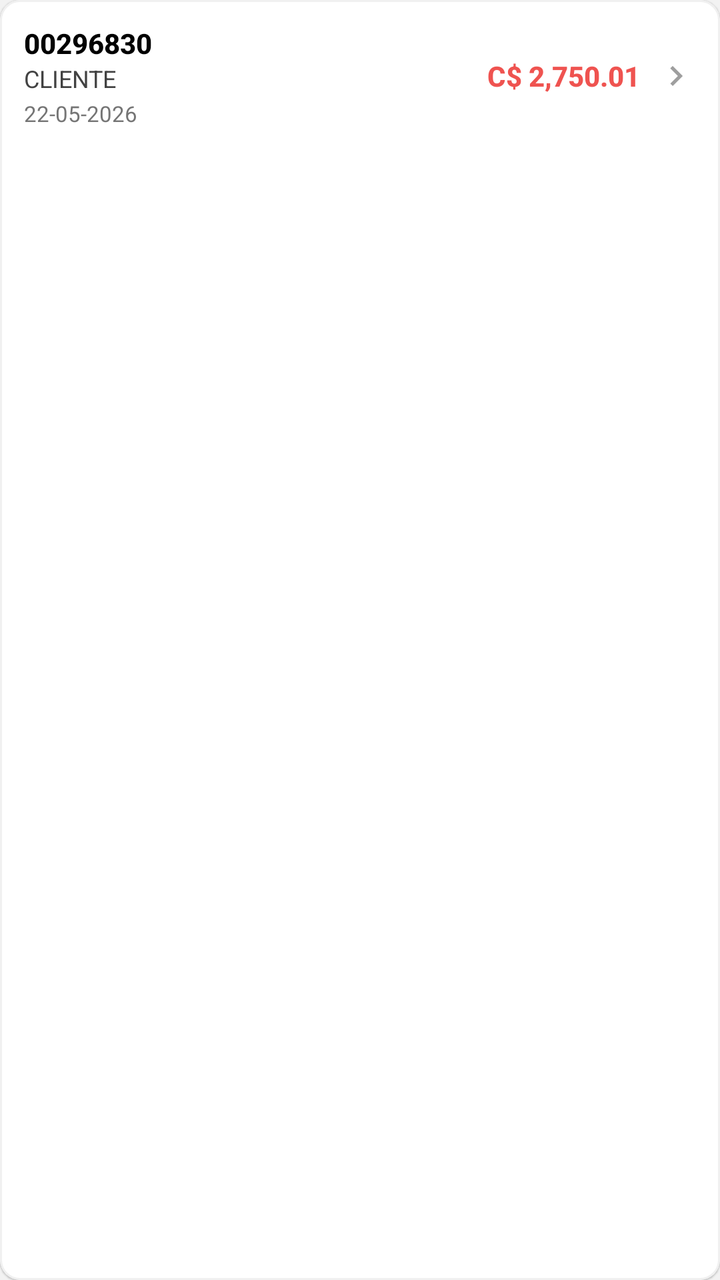
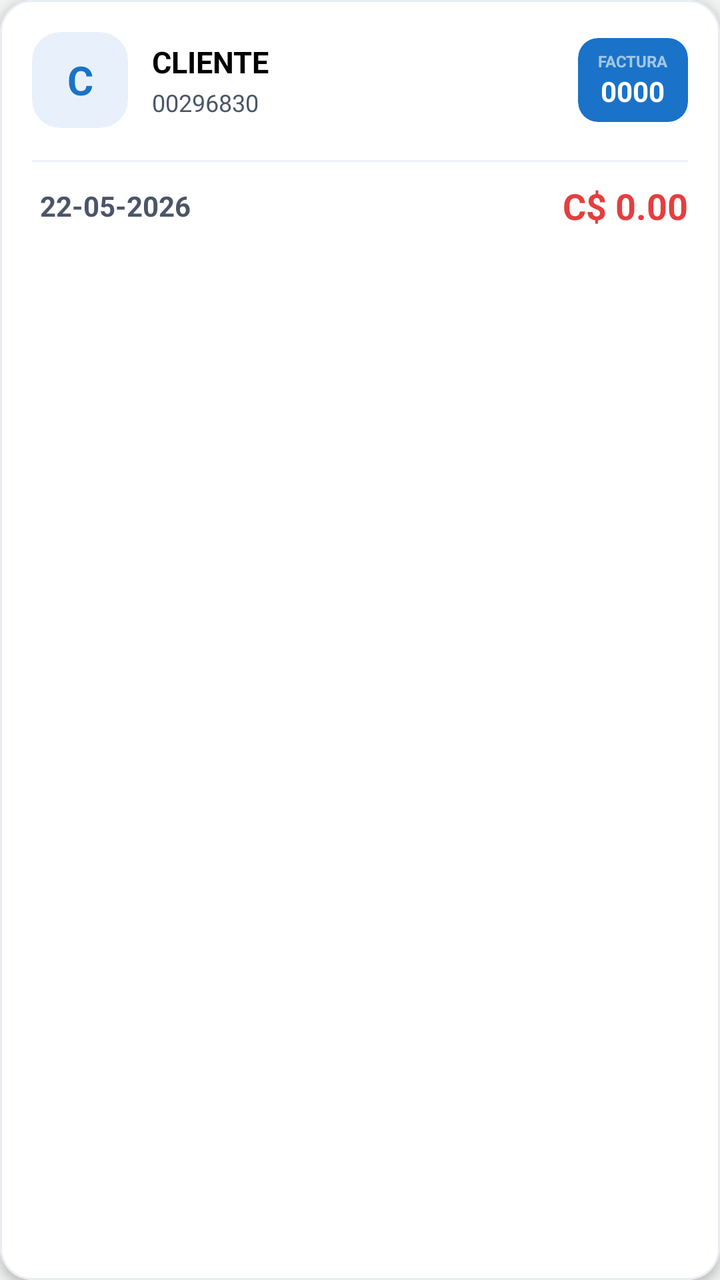

Compare the two renders of this Android layout. The source of the first and the diff that turns it into the second are given below.
<!-- AndroidManifest.xml: application theme Theme.GMV -->
<!-- res/layout/item_reporte_factura.xml -->
<?xml version="1.0" encoding="utf-8"?>
<com.google.android.material.card.MaterialCardView
    xmlns:android="http://schemas.android.com/apk/res/android"
    xmlns:app="http://schemas.android.com/apk/res-auto"
    android:layout_width="match_parent"
    android:layout_height="wrap_content"
    android:layout_marginBottom="6dp"
    android:clickable="true"
    android:focusable="true"
    android:foreground="?attr/selectableItemBackground"
    app:cardBackgroundColor="@android:color/white"
    app:cardCornerRadius="10dp"
    app:cardElevation="0.5dp"
    app:strokeColor="@color/grey_10"
    app:strokeWidth="1dp">

    <LinearLayout
        android:layout_width="match_parent"
        android:layout_height="wrap_content"
        android:gravity="center_vertical"
        android:orientation="horizontal"
        android:padding="12dp">

        <LinearLayout
            android:layout_width="0dp"
            android:layout_height="wrap_content"
            android:layout_weight="1"
            android:orientation="vertical">

            <TextView
                android:id="@+id/tv_factura_numero"
                android:layout_width="wrap_content"
                android:layout_height="wrap_content"
                android:fontFamily="sans-serif-medium"
                android:text="00296830"
                android:textColor="@color/black"
                android:textSize="14sp"
                android:textStyle="bold" />

            <TextView
                android:id="@+id/tv_factura_cliente"
                android:layout_width="wrap_content"
                android:layout_height="wrap_content"
                android:ellipsize="end"
                android:maxLines="1"
                android:text="CLIENTE"
                android:textColor="@color/grey_80"
                android:textSize="12sp" />

            <TextView
                android:id="@+id/tv_factura_fecha"
                android:layout_width="wrap_content"
                android:layout_height="wrap_content"
                android:layout_marginTop="2dp"
                android:text="22-05-2026"
                android:textColor="@color/grey_60"
                android:textSize="11sp" />

        </LinearLayout>

        <TextView
            android:id="@+id/tv_factura_total"
            android:layout_width="wrap_content"
            android:layout_height="wrap_content"
            android:fontFamily="sans-serif-medium"
            android:text="C$ 2,750.01"
            android:textColor="@color/red"
            android:textSize="14sp"
            android:textStyle="bold" />

        <ImageView
            android:layout_width="20dp"
            android:layout_height="20dp"
            android:layout_marginStart="8dp"
            android:tint="@color/grey_40"
            app:srcCompat="@drawable/ic_arrow_right" />

    </LinearLayout>

</com.google.android.material.card.MaterialCardView>
<!-- resources referenced by this layout -->
<resources>
  <color name="black">#000000</color>
  <color name="grey_10">#F0F0F0</color>
  <color name="grey_40">#9E9E9E</color>
  <color name="grey_60">#757575</color>
  <color name="grey_80">#424242</color>
  <color name="red">#EF5350</color>
  <!-- drawable ic_arrow_right (drawable) -->
  <?xml version="1.0" encoding="utf-8"?>
  <vector xmlns:android="http://schemas.android.com/apk/res/android"
      android:width="24dp" android:height="24dp"
      android:viewportWidth="24" android:viewportHeight="24"
      android:tint="#9E9E9E">
      <path android:fillColor="@android:color/white"
          android:pathData="M10,6L8.59,7.41 13.17,12l-4.58,4.59L10,18l6,-6z" />
  </vector>
  <style name="Theme.GMV" parent="Base.Theme.GMV" />
  <color name="primary">#337AB7</color>
  <color name="on_primary">#FFFFFF</color>
  <color name="primary_container">#D6E4F0</color>
  <color name="on_primary_container">#1A3A5C</color>
  <color name="secondary">#3A539B</color>
  <color name="on_secondary">#FFFFFF</color>
  <color name="secondary_container">#D6DCE8</color>
  <color name="on_secondary_container">#1C2A5C</color>
  <color name="tertiary">#7E57C2</color>
  <color name="on_tertiary">#FFFFFF</color>
  <color name="tertiary_container">#EDE7F6</color>
  <color name="on_tertiary_container">#311B92</color>
  <color name="error">#EF5350</color>
  <color name="on_error">#FFFFFF</color>
  <color name="error_container">#FFEBEE</color>
  <color name="on_error_container">#B71C1C</color>
  <color name="background">#F2F2F2</color>
  <color name="on_background">#000000</color>
  <color name="surface">#E7E7E7</color>
  <color name="on_surface">#000000</color>
  <color name="surface_variant">#D4D4D4</color>
  <color name="on_surface_variant">#535353</color>
  <color name="outline">#B0BEC5</color>
  <color name="outline_variant">#CFD8DC</color>
  <style name="TextAppearance.M3.DisplaySmall">
          <item name="android:textSize">36sp</item>
          <item name="android:letterSpacing">0</item>
          <item name="android:lineHeight">44sp</item>
          <item name="android:fontFamily">sans-serif</item>
      </style>
  <style name="TextAppearance.M3.HeadlineLarge">
          <item name="android:textSize">32sp</item>
          <item name="android:letterSpacing">0</item>
          <item name="android:lineHeight">40sp</item>
          <item name="android:fontFamily">sans-serif</item>
      </style>
  <style name="TextAppearance.M3.HeadlineSmall">
          <item name="android:textSize">24sp</item>
          <item name="android:letterSpacing">0</item>
          <item name="android:lineHeight">32sp</item>
          <item name="android:fontFamily">sans-serif</item>
      </style>
  <style name="TextAppearance.M3.TitleLarge">
          <item name="android:textSize">22sp</item>
          <item name="android:letterSpacing">0</item>
          <item name="android:lineHeight">28sp</item>
          <item name="android:fontFamily">sans-serif</item>
      </style>
  <style name="TextAppearance.M3.BodyLarge">
          <item name="android:textSize">16sp</item>
          <item name="android:letterSpacing">0.5</item>
          <item name="android:lineHeight">24sp</item>
          <item name="android:fontFamily">sans-serif</item>
      </style>
  <style name="TextAppearance.M3.BodyMedium">
          <item name="android:textSize">14sp</item>
          <item name="android:letterSpacing">0.25</item>
          <item name="android:lineHeight">20sp</item>
          <item name="android:fontFamily">sans-serif</item>
      </style>
  <style name="TextAppearance.M3.BodySmall">
          <item name="android:textSize">12sp</item>
          <item name="android:letterSpacing">0.4</item>
          <item name="android:lineHeight">16sp</item>
          <item name="android:fontFamily">sans-serif</item>
      </style>
  <color name="colorUmkPrimaryDark">#003044</color>
  <!-- unchanged entries left out for length: 9 -->
</resources>

<!-- the commit's change to res/layout/item_reporte_factura.xml (unified diff, before → after) -->
@@ -1,80 +1,153 @@
 <?xml version="1.0" encoding="utf-8"?>
-<com.google.android.material.card.MaterialCardView
-    xmlns:android="http://schemas.android.com/apk/res/android"
+<com.google.android.material.card.MaterialCardView xmlns:android="http://schemas.android.com/apk/res/android"
     xmlns:app="http://schemas.android.com/apk/res-auto"
+    android:id="@+id/cardFactura"
     android:layout_width="match_parent"
     android:layout_height="wrap_content"
-    android:layout_marginBottom="6dp"
-    android:clickable="true"
-    android:focusable="true"
+    android:layout_marginTop="10dp"
     android:foreground="?attr/selectableItemBackground"
-    app:cardBackgroundColor="@android:color/white"
-    app:cardCornerRadius="10dp"
-    app:cardElevation="0.5dp"
-    app:strokeColor="@color/grey_10"
+    app:cardBackgroundColor="@color/card_background"
+    app:cardCornerRadius="16dp"
+    app:cardElevation="3dp"
+    app:strokeColor="@color/card_stroke_new"
     app:strokeWidth="1dp">
 
     <LinearLayout
         android:layout_width="match_parent"
         android:layout_height="wrap_content"
-        android:gravity="center_vertical"
-        android:orientation="horizontal"
-        android:padding="12dp">
+        android:orientation="vertical">
 
         <LinearLayout
-            android:layout_width="0dp"
+            android:layout_width="match_parent"
             android:layout_height="wrap_content"
-            android:layout_weight="1"
-            android:orientation="vertical">
+            android:gravity="center_vertical"
+            android:orientation="horizontal"
+            android:padding="16dp">
+
+            <com.google.android.material.card.MaterialCardView
+                android:layout_width="48dp"
+                android:layout_height="48dp"
+                app:cardCornerRadius="14dp"
+                app:cardBackgroundColor="@color/brand_primary_light"
+                app:cardElevation="0dp"
+                app:strokeWidth="0dp">
+
+                <TextView
+                    android:id="@+id/tvClientInitial"
+                    android:layout_width="match_parent"
+                    android:layout_height="match_parent"
+                    android:gravity="center"
+                    android:text="C"
+                    android:textColor="@color/brand_primary"
+                    android:textSize="20sp"
+                    android:textStyle="bold" />
+            </com.google.android.material.card.MaterialCardView>
+
+            <LinearLayout
+                android:layout_width="0dp"
+                android:layout_height="wrap_content"
+                android:layout_weight="1"
+                android:layout_marginStart="12dp"
+                android:orientation="vertical">
+
+                <TextView
+                    android:id="@+id/tvClientName"
+                    android:layout_width="match_parent"
+                    android:layout_height="wrap_content"
+                    android:text="CLIENTE"
+                    android:textColor="@color/text_primary"
+                    android:textSize="15sp"
+                    android:textStyle="bold"
+                    android:maxLines="2"
+                    android:ellipsize="end" />
+
+                <TextView
+                    android:id="@+id/tvClientCode"
+                    android:layout_width="wrap_content"
+                    android:layout_height="wrap_content"
+                    android:layout_marginTop="2dp"
+                    android:text="00296830"
+                    android:textColor="@color/text_secondary_new"
+                    android:textSize="12sp" />
+            </LinearLayout>
+
+            <com.google.android.material.card.MaterialCardView
+                android:layout_width="wrap_content"
+                android:layout_height="wrap_content"
+                app:cardBackgroundColor="@color/brand_primary"
+                app:cardCornerRadius="10dp"
+                app:cardElevation="0dp"
+                app:strokeWidth="0dp">
+
+                <LinearLayout
+                    android:layout_width="wrap_content"
+                    android:layout_height="wrap_content"
+                    android:gravity="center"
+                    android:orientation="vertical"
+                    android:paddingHorizontal="10dp"
+                    android:paddingVertical="6dp">
+
+                    <TextView
+                        android:layout_width="wrap_content"
+                        android:layout_height="wrap_content"
+                        android:text="FACTURA"
+                        android:textColor="#99FFFFFF"
+                        android:textSize="8sp"
+                        android:textStyle="bold"
+                        android:textAllCaps="true" />
+
+                    <TextView
+                        android:id="@+id/tvFacturaNumero"
+                        android:layout_width="wrap_content"
+                        android:layout_height="wrap_content"
+                        android:text="0000"
+                        android:textColor="@android:color/white"
+                        android:textSize="14sp"
+                        android:textStyle="bold" />
+                </LinearLayout>
+            </com.google.android.material.card.MaterialCardView>
+
+        </LinearLayout>
+
+        <View
+            android:layout_width="match_parent"
+            android:layout_height="1dp"
+            android:background="@color/divider_color"
+            android:layout_marginStart="16dp"
+            android:layout_marginEnd="16dp" />
+
+        <LinearLayout
+            android:layout_width="match_parent"
+            android:layout_height="44dp"
+            android:gravity="center_vertical"
+            android:orientation="horizontal"
+            android:paddingHorizontal="16dp">
+
 
             <TextView
-                android:id="@+id/tv_factura_numero"
+                android:id="@+id/tvVencimiento"
                 android:layout_width="wrap_content"
                 android:layout_height="wrap_content"
-                android:fontFamily="sans-serif-medium"
-                android:text="00296830"
-                android:textColor="@color/black"
+                android:layout_marginStart="4dp"
+                android:text="22-05-2026"
+                android:textColor="@color/text_secondary_new"
                 android:textSize="14sp"
                 android:textStyle="bold" />
 
+            <View android:layout_width="0dp" android:layout_height="1dp" android:layout_weight="1" />
+
+
             <TextView
-                android:id="@+id/tv_factura_cliente"
+                android:id="@+id/tvFacturaTotal"
                 android:layout_width="wrap_content"
                 android:layout_height="wrap_content"
-                android:ellipsize="end"
-                android:maxLines="1"
-                android:text="CLIENTE"
-                android:textColor="@color/grey_80"
-                android:textSize="12sp" />
-
-            <TextView
-                android:id="@+id/tv_factura_fecha"
-                android:layout_width="wrap_content"
-                android:layout_height="wrap_content"
-                android:layout_marginTop="2dp"
-                android:text="22-05-2026"
-                android:textColor="@color/grey_60"
-                android:textSize="11sp" />
+                android:layout_marginStart="4dp"
+                android:text="C$ 0.00"
+                android:textColor="@color/amount_negative"
+                android:textSize="18sp"
+                android:textStyle="bold" />
 
         </LinearLayout>
 
-        <TextView
-            android:id="@+id/tv_factura_total"
-            android:layout_width="wrap_content"
-            android:layout_height="wrap_content"
-            android:fontFamily="sans-serif-medium"
-            android:text="C$ 2,750.01"
-            android:textColor="@color/red"
-            android:textSize="14sp"
-            android:textStyle="bold" />
-
-        <ImageView
-            android:layout_width="20dp"
-            android:layout_height="20dp"
-            android:layout_marginStart="8dp"
-            android:tint="@color/grey_40"
-            app:srcCompat="@drawable/ic_arrow_right" />
-
     </LinearLayout>
-
 </com.google.android.material.card.MaterialCardView>
<!-- resource entries referenced after the edit -->
@@ -1,20 +1,13 @@
 <!-- resources referenced by this layout -->
 <resources>
-  <color name="black">#000000</color>
-  <color name="grey_10">#F0F0F0</color>
-  <color name="grey_40">#9E9E9E</color>
-  <color name="grey_60">#757575</color>
-  <color name="grey_80">#424242</color>
-  <color name="red">#EF5350</color>
-  <!-- drawable ic_arrow_right (drawable) -->
-  <?xml version="1.0" encoding="utf-8"?>
-  <vector xmlns:android="http://schemas.android.com/apk/res/android"
-      android:width="24dp" android:height="24dp"
-      android:viewportWidth="24" android:viewportHeight="24"
-      android:tint="#9E9E9E">
-      <path android:fillColor="@android:color/white"
-          android:pathData="M10,6L8.59,7.41 13.17,12l-4.58,4.59L10,18l6,-6z" />
-  </vector>
+  <color name="amount_negative">#E53E3E</color>
+  <color name="brand_primary">#1A73C8</color>
+  <color name="brand_primary_light">#E8F1FB</color>
+  <color name="card_background">#FFFFFF</color>
+  <color name="card_stroke_new">#E8EDF3</color>
+  <color name="divider_color">#EEF2F7</color>
+  <color name="text_primary">#000000</color>
+  <color name="text_secondary_new">#4A5568</color>
   <style name="Theme.GMV" parent="Base.Theme.GMV" />
   <color name="primary">#337AB7</color>
   <color name="on_primary">#FFFFFF</color>
